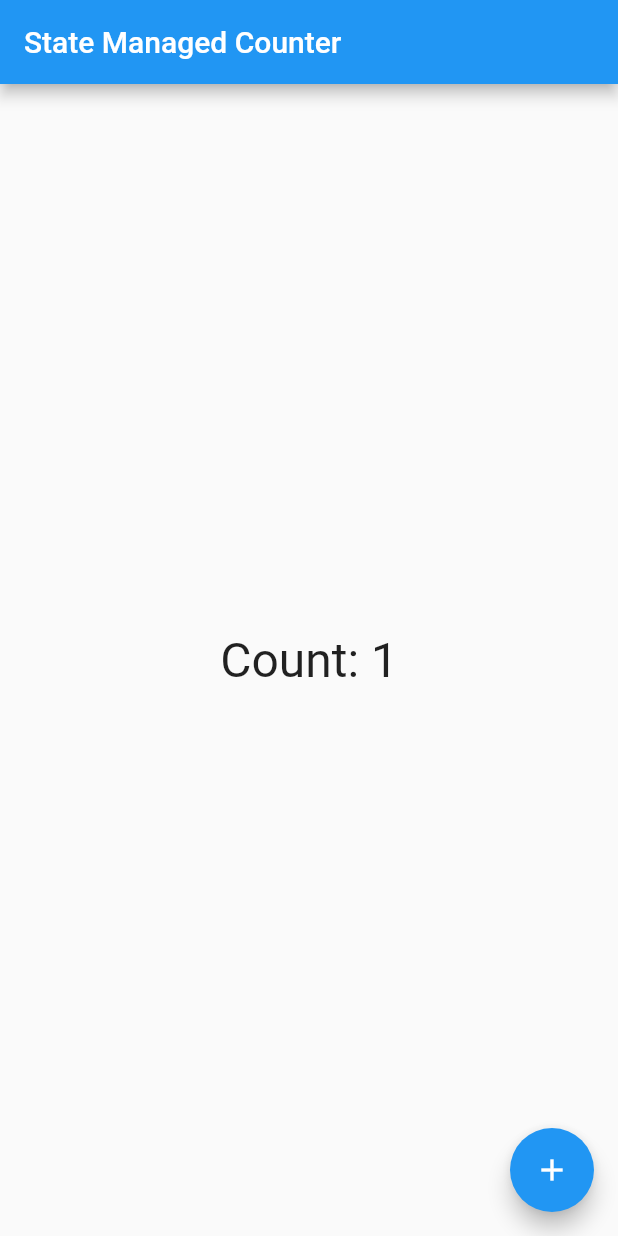
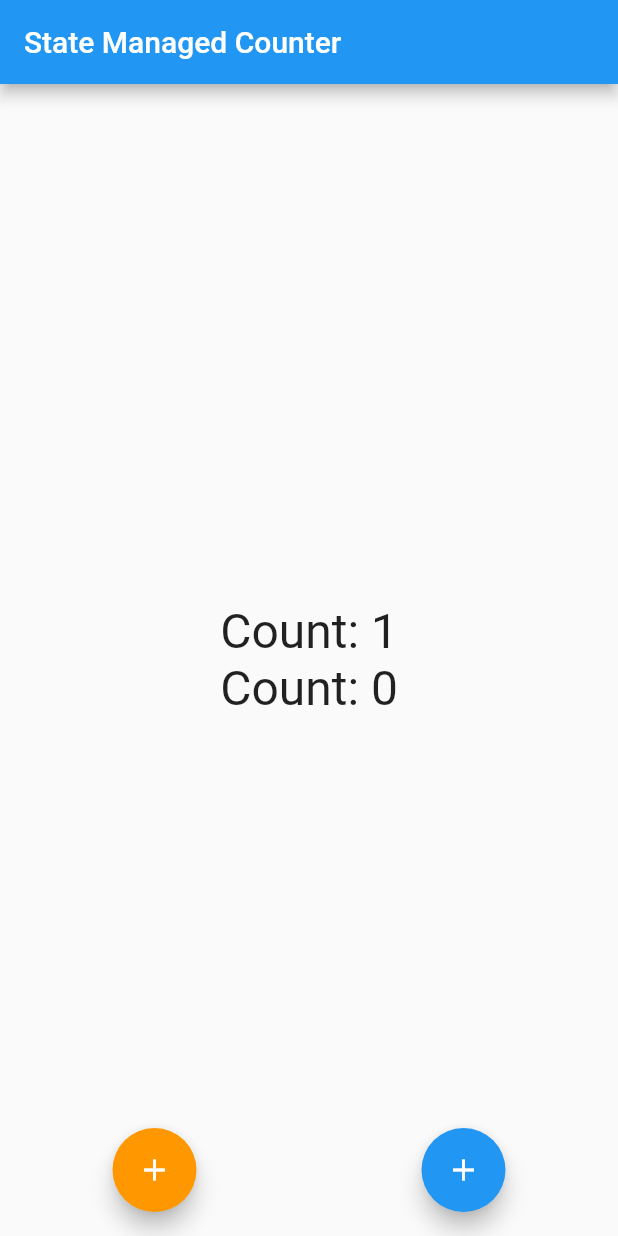
Before and after one commit to andrekubotsu/flutter-state-management-1, a Flutter app: the screen it shows after launch, after a tap on the "add" icon, on a phone screen of 412 x 824 dp. Run offline on Flutter 3.47's test engine with Material 2 defaults, Android fonts, the phone set to English and light mode, and no system bars.

Commit message:
gerencia de estado com value change notifier

```diff
--- a/lib/home/home_count_controller.dart
+++ b/lib/home/home_count_controller.dart
@@ -1,10 +1,15 @@
-import 'package:gerencia_estado/controller.dart';
+import 'package:flutter/cupertino.dart';
 
 // feito em aula por Gabul
-class HomeCountController extends Controller<int> {
-  HomeCountController() : super(0);
+class HomeCountController {
+  ValueNotifier<int> count1 = ValueNotifier<int>(0);
+  ValueNotifier<int> count2 = ValueNotifier<int>(0);
 
-  void increment() {
-    update(state + 1);
+  void increment1() {
+    count1.value += 1;
+  }
+
+  void increment2() {
+    count2.value += 1;
   }
 }
--- a/lib/home/home_page.dart
+++ b/lib/home/home_page.dart
@@ -18,25 +18,53 @@ class _HomePageState extends State<HomePage> {
       appBar: AppBar(
         title: Text("State Managed Counter"),
       ),
-      body: StateBuilder<int>(
-        controller: controller,
-        builder: (_, state) => Column(
+      body: Column(
         mainAxisAlignment: MainAxisAlignment.center,
         children: [
           Center(
-              child: Text(
-                "Count: ${controller.state}",
+            child: AnimatedBuilder(
+              animation: controller.count1,
+              builder: (_, __) {
+                print("Chamou Count1");
+                return Text(
+                  "Count: ${controller.count1.value}",
                   style: TextStyle(
                     fontSize: 32,
                   ),
+                );
+              },
             ),
-            )
+          ),
+          Center(
+            child: AnimatedBuilder(
+              animation: controller.count2,
+              builder: (_, __) {
+                print("Chamou Count2");
+                return Text(
+                  "Count: ${controller.count2.value}",
+                  style: TextStyle(
+                    fontSize: 32,
+                  ),
+                );
+              },
+            ),
+          ),
         ],
       ),
+      floatingActionButtonLocation: FloatingActionButtonLocation.centerFloat,
+      floatingActionButton: Row(
+        mainAxisAlignment: MainAxisAlignment.spaceAround,
+        children: [
+          FloatingActionButton(
+            backgroundColor: Colors.orange,
+            onPressed: controller.increment1,
+            child: Icon(Icons.add),
           ),
-      floatingActionButton: FloatingActionButton(
-        onPressed: controller.increment,
+          FloatingActionButton(
+            onPressed: controller.increment2,
             child: Icon(Icons.add),
+          ),
+        ],
       ),
     );
   }
```
Lines whose indentation alone changed are shown as unchanged.
